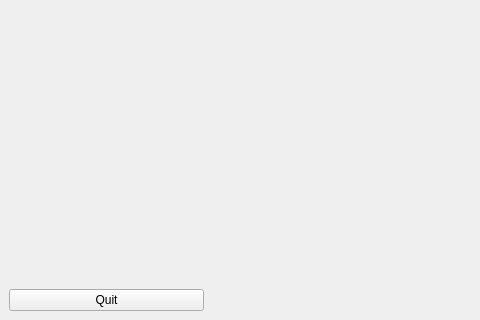
meeeeeeeeh/3DViewer_v1.0, file src/3d_viewer/mainwindow.ui: the form before one commit; both pictures show x 0 to 480 and y 280 to 600 of the 800 by 600 pixel window.
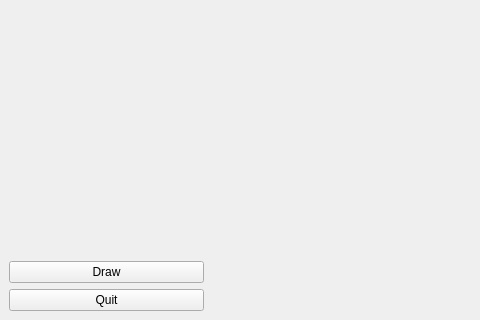
The form after the commit. Custom widgets are drawn as their Qt base class.

```diff
--- a/src/3d_viewer/mainwindow.ui
+++ b/src/3d_viewer/mainwindow.ui
@@ -103,6 +103,13 @@
           </property>
          </spacer>
         </item>
+        <item>
+         <widget class="QPushButton" name="draw">
+          <property name="text">
+           <string>Draw</string>
+          </property>
+         </widget>
+        </item>
        </layout>
       </item>
       <item>
```
